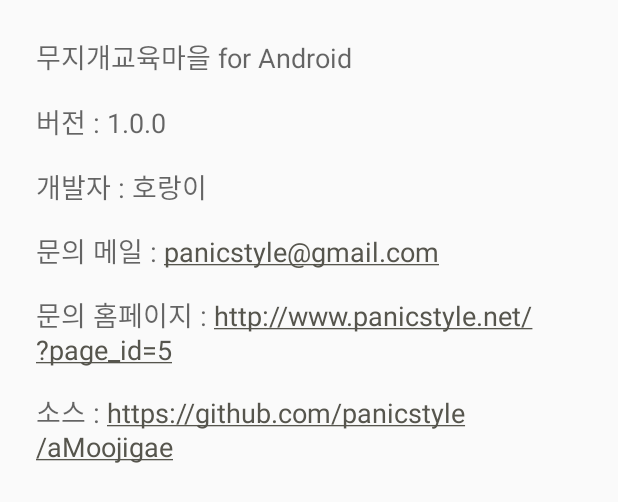
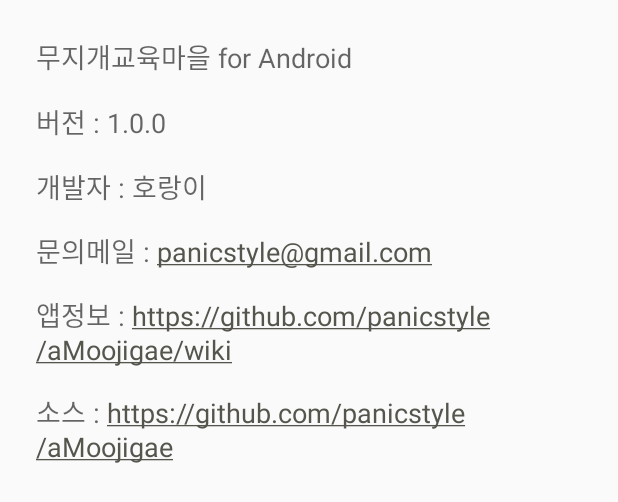
Before and after one commit to panicstyle/aMoojigae, an Android app: the layout activity_about.xml on its own in the app's theme, with its tools: preview values and no code run, on a phone screen of 412 x 824 dp. Shown: the top 502 px of the screen. Run offline under Robolectric (Android 15) with nearby library versions, the phone set to English and light mode, and no system bars.

Commit message:
비정상종료 오류 수정. v4.1.5 릴리즈

```diff
--- a/app/build.gradle
+++ b/app/build.gradle
@@ -6,8 +6,8 @@ android {
         applicationId "com.panicstyle.Moojigae"
         minSdkVersion 15
         targetSdkVersion 28
-        versionCode 62
-        versionName "4.1.4"
+        versionCode 63
+        versionName "4.1.5"
         testInstrumentationRunner "android.support.test.runner.AndroidJUnitRunner"
     }
     useLibrary 'org.apache.http.legacy'
--- a/app/src/main/java/com/panicstyle/Moojigae/ItemsActivity.java
+++ b/app/src/main/java/com/panicstyle/Moojigae/ItemsActivity.java
@@ -534,14 +534,18 @@ public class ItemsActivity extends AppCompatActivity implements Runnable {
 				break;
 			case GlobalConst.REQUEST_VIEW:
 				if (resultCode == RESULT_OK) {
+					if (m_arrayItems.size() > last_position) {
 						HashMap<String, Object> item;
 						item = m_arrayItems.get(last_position);
 						item.put("read", 1);
 						m_arrayItems.set(last_position, item);
 						m_adapter.notifyDataSetChanged();
+					}
 				} else if (resultCode == GlobalConst.RESULT_DELETE) {
+					if (m_arrayItems.size() > last_position) {
 						m_arrayItems.remove(last_position);
 						m_adapter.notifyDataSetChanged();
+					}
 				}
 				break;
 			default:
--- a/app/src/main/java/com/panicstyle/Moojigae/RecentItemsActivity.java
+++ b/app/src/main/java/com/panicstyle/Moojigae/RecentItemsActivity.java
@@ -375,14 +375,18 @@ public class RecentItemsActivity extends AppCompatActivity implements Runnable {
         switch (requestCode) {
             case GlobalConst.REQUEST_VIEW:
                 if (resultCode == RESULT_OK) {
+                    if (m_arrayItems.size() > last_position) {
                         HashMap<String, Object> item;
                         item = m_arrayItems.get(last_position);
                         item.put("read", 1);
                         m_arrayItems.set(last_position, item);
                         m_adapter.notifyDataSetChanged();
+                    }
                 } else if (resultCode == GlobalConst.RESULT_DELETE) {
+                    if (m_arrayItems.size() > last_position) {
                         m_arrayItems.remove(last_position);
                         m_adapter.notifyDataSetChanged();
+                    }
                 }
                 break;
             default:
--- a/app/src/main/res/layout/activity_about.xml
+++ b/app/src/main/res/layout/activity_about.xml
@@ -48,7 +48,7 @@
             android:layout_marginTop="16dip"
             android:layout_width="match_parent"
             android:layout_height="wrap_content"
-            android:text="문의 메일 : panicstyle@gmail.com"
+            android:text="문의메일 : panicstyle@gmail.com"
             android:autoLink="email"
             android:textAppearance="?android:attr/textAppearanceMedium" />
 
@@ -57,7 +57,7 @@
             android:layout_marginTop="16dip"
             android:layout_width="match_parent"
             android:layout_height="wrap_content"
-            android:text="문의 홈페이지 : http://www.panicstyle.net/?page_id=5"
+            android:text="앱정보 : https://github.com/panicstyle/aMoojigae/wiki"
             android:textAppearance="?android:attr/textAppearanceMedium"
             android:autoLink="web" />
 
--- a/app/src/main/res/layout/list_item_itemsview.xml
+++ b/app/src/main/res/layout/list_item_itemsview.xml
@@ -36,6 +36,7 @@
 		<LinearLayout
 			android:orientation="horizontal"
 			android:gravity = "center|center_vertical"
+			android:layout_marginTop="4dp"
 			android:layout_width="match_parent"
 			android:layout_height="wrap_content">
 
@@ -64,7 +65,7 @@
 		<LinearLayout
 			android:orientation="horizontal"
 			android:layout_marginTop="2dp"
-			android:layout_marginBottom="2dp"
+			android:layout_marginBottom="4dp"
 			android:layout_width="fill_parent"
 			android:layout_height="15dip">
 
--- a/app/src/main/res/layout/list_recent_itemsview.xml
+++ b/app/src/main/res/layout/list_recent_itemsview.xml
@@ -30,13 +30,13 @@
 
 	<LinearLayout
 		android:orientation="vertical"
+		android:layout_marginTop="4dp"
+		android:layout_marginBottom="2dp"
 		android:layout_width="fill_parent"
 		android:layout_height="wrap_content">
 
 		<LinearLayout
 			android:orientation="horizontal"
-			android:layout_marginTop="2dp"
-			android:layout_marginBottom="2dp"
 			android:layout_width="fill_parent"
 			android:layout_height="15dip">
 
@@ -82,7 +82,7 @@
 		<LinearLayout
 			android:orientation="horizontal"
 			android:layout_marginTop="2dp"
-			android:layout_marginBottom="2dp"
+			android:layout_marginBottom="4dp"
 			android:layout_width="fill_parent"
 			android:layout_height="15dip">
 
--- a/build.gradle
+++ b/build.gradle
@@ -7,7 +7,7 @@ buildscript {
         google()
     }
     dependencies {
-        classpath 'com.android.tools.build:gradle:3.4.2'
+        classpath 'com.android.tools.build:gradle:3.5.0'
         classpath 'com.google.gms:google-services:4.2.0' // google-services plugin
 
         // NOTE: Do not place your application dependencies here; they belong
```
Also changed, not shown: gradle/wrapper/gradle-wrapper.properties. Lines whose indentation alone changed are shown as unchanged.
